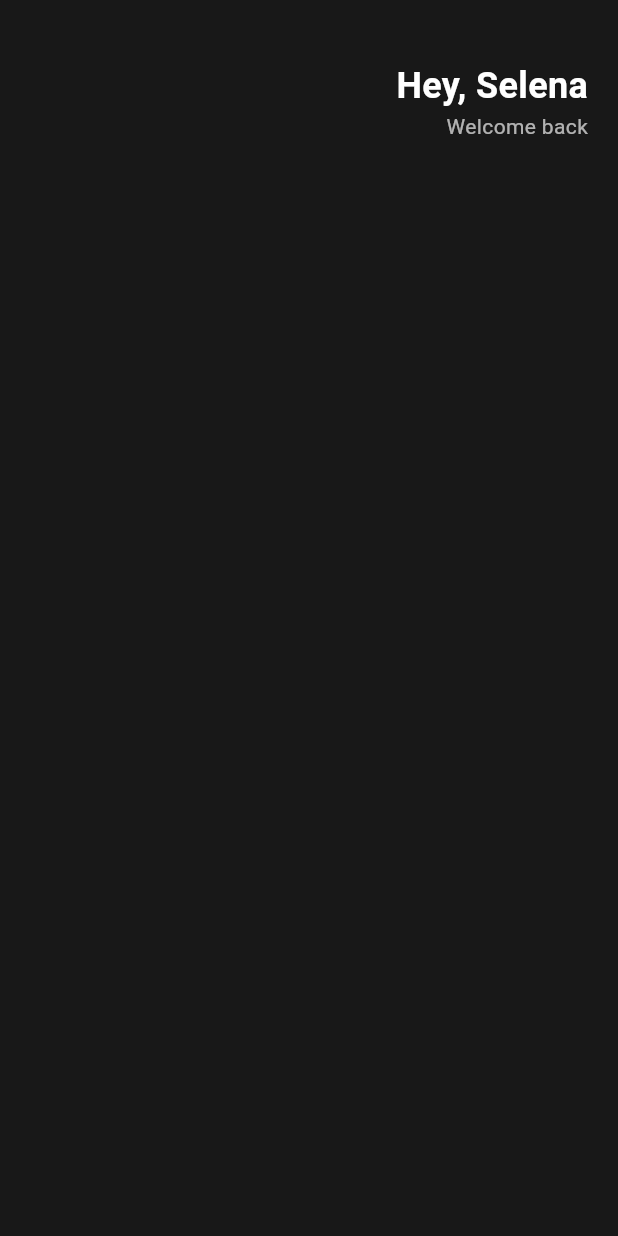
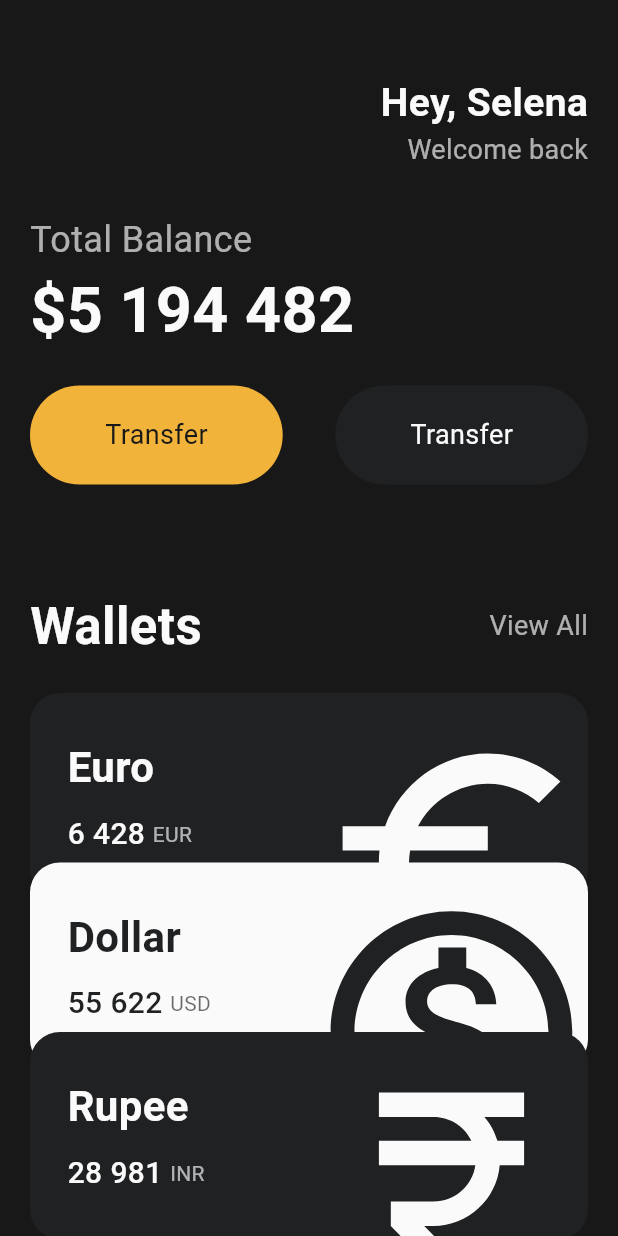
Before and after one commit to mongudd/Flutter-study, a Flutter app: the screen it shows after launch, on a phone screen of 412 x 824 dp. Run offline on Flutter 3.47's test engine with Material 3 defaults, Android fonts, the phone set to English and light mode, and no system bars.

Commit message:
Wallet - UI

```diff
--- a/analysis_options.yaml
+++ b/analysis_options.yaml
@@ -21,8 +21,9 @@ linter:
   # `// ignore_for_file: name_of_lint` syntax on the line or in the file
   # producing the lint.
   rules:
+    { prefer_const_constructors: true }
     # avoid_print: false  # Uncomment to disable the `avoid_print` rule
     # prefer_single_quotes: true  # Uncomment to enable the `prefer_single_quotes` rule
-
+prefer_const_constructors: true
 # Additional information about this file can be found at
 # https://dart.dev/guides/language/analysis-options
--- a/lib/main.dart
+++ b/lib/main.dart
@@ -1,21 +1,27 @@
 import 'package:flutter/material.dart';
+import 'package:toonflix/widgets/button.dart';
+import 'package:toonflix/widgets/currency_card.dart';
 
 void main() {
-  runApp(App());
+  runApp(const App());
 }
 
 class App extends StatelessWidget {
+  const App({super.key});
+
   @override
   Widget build(BuildContext context) {
     return MaterialApp(
       home: Scaffold(
-        backgroundColor: Color(0xFF181818),
-        body: Padding(
-          padding: EdgeInsets.symmetric(horizontal: 20),
+        backgroundColor: const Color(0xFF181818),
+        body: SingleChildScrollView(
+          child: Padding(
+            padding: const EdgeInsets.symmetric(horizontal: 20),
             child: Column(
+              crossAxisAlignment: CrossAxisAlignment.start,
               children: [
-              SizedBox(
-                height: 40,
+                const SizedBox(
+                  height: 50,
                 ),
                 Row(
                   mainAxisAlignment: MainAxisAlignment.end,
@@ -23,24 +29,113 @@ class App extends StatelessWidget {
                     Column(
                       crossAxisAlignment: CrossAxisAlignment.end,
                       children: [
-                      Text(
+                        const Text(
                           "Hey, Selena",
                           style: TextStyle(
-                            color: Colors.white,
-                            fontSize: 24,
+                              color: Color(0xFFfafafa),
+                              fontSize: 26,
                               fontWeight: FontWeight.bold),
                         ),
                         Text(
                           "Welcome back",
                           style: TextStyle(
-                          color: Colors.white.withAlpha(170),
+                            fontSize: 18,
+                            color: const Color(0xFFfafafa).withAlpha(170),
                           ),
                         ),
                       ],
                     ),
                   ],
                 ),
+                const SizedBox(
+                  height: 30,
+                ),
+                Text(
+                  "Total Balance",
+                  style: TextStyle(
+                    color: const Color(0xFFfafafa).withAlpha(170),
+                    fontSize: 24,
+                  ),
+                ),
+                const Text(
+                  "\$5 194 482",
+                  style: TextStyle(
+                    color: Color(0xFFfafafa),
+                    fontSize: 42,
+                    fontWeight: FontWeight.bold,
+                  ),
+                ),
+                const SizedBox(
+                  height: 20,
+                ),
+                const Row(
+                  mainAxisAlignment: MainAxisAlignment.spaceBetween,
+                  children: [
+                    Button(
+                      text: "Transfer",
+                      bgColor: Color(0xFFF2B33A),
+                      txtColor: Color(0xFF181818),
+                    ),
+                    Button(
+                      text: "Transfer",
+                      bgColor: Color(0xFF1F2123),
+                      txtColor: Color(0xFFfafafa),
+                    ),
                   ],
+                ),
+                const SizedBox(
+                  height: 70,
+                ),
+                Row(
+                  mainAxisAlignment: MainAxisAlignment.spaceBetween,
+                  crossAxisAlignment: CrossAxisAlignment.center,
+                  children: [
+                    const Text(
+                      "Wallets",
+                      style: TextStyle(
+                        color: Color(0xFFfafafa),
+                        fontSize: 34,
+                        fontWeight: FontWeight.bold,
+                      ),
+                    ),
+                    Text(
+                      "View All",
+                      style: TextStyle(
+                        color: const Color(0xFFfafafa).withAlpha(170),
+                        fontSize: 18,
+                      ),
+                    ),
+                  ],
+                ),
+                const SizedBox(
+                  height: 20,
+                ),
+                const CurrencyCard(
+                  name: "Euro",
+                  code: "EUR",
+                  amount: "6 428",
+                  icon: Icons.euro_symbol_outlined,
+                  isInverted: false,
+                  index: 0,
+                ),
+                const CurrencyCard(
+                  name: "Dollar",
+                  code: "USD",
+                  amount: "55 622",
+                  icon: Icons.monetization_on_outlined,
+                  isInverted: true,
+                  index: 1,
+                ),
+                const CurrencyCard(
+                  name: "Rupee",
+                  code: "INR",
+                  amount: "28 981",
+                  icon: Icons.currency_rupee,
+                  isInverted: false,
+                  index: 2,
+                ),
+              ],
+            ),
           ),
         ),
       ),
--- /dev/null
+++ b/lib/widgets/button.dart
@@ -0,0 +1,37 @@
+import 'package:flutter/material.dart';
+
+class Button extends StatelessWidget {
+  final String text;
+  final Color bgColor;
+  final Color txtColor;
+
+  const Button({
+    super.key,
+    required this.text,
+    required this.bgColor,
+    required this.txtColor,
+  });
+
+  @override
+  Widget build(BuildContext context) {
+    return Container(
+      decoration: BoxDecoration(
+        color: bgColor,
+        borderRadius: BorderRadius.circular(35),
+      ),
+      child: Padding(
+        padding: const EdgeInsets.symmetric(
+          vertical: 20,
+          horizontal: 50,
+        ),
+        child: Text(
+          text,
+          style: TextStyle(
+            color: txtColor,
+            fontSize: 18,
+          ),
+        ),
+      ),
+    );
+  }
+}
--- /dev/null
+++ b/lib/widgets/currency_card.dart
@@ -0,0 +1,98 @@
+import 'package:flutter/material.dart';
+
+class CurrencyCard extends StatelessWidget {
+  final String name, code, amount;
+  final IconData icon;
+  final bool isInverted;
+  final double index;
+  final blackColor = const Color(0xFF1F2123);
+  final whiteColor = const Color(0xFFfafafa);
+
+  const CurrencyCard({
+    super.key,
+    required this.name,
+    required this.code,
+    required this.amount,
+    required this.icon,
+    required this.isInverted,
+    required this.index,
+  });
+
+  double get offsetY => index * -25.0;
+
+  /*double get offsetY() {
+    return index * -25.0;
+  }*/
+
+  @override
+  Widget build(BuildContext context) {
+    return Transform.translate(
+      offset: Offset(0, offsetY),
+      child: Container(
+        clipBehavior: Clip.hardEdge,
+        decoration: BoxDecoration(
+          color: isInverted ? whiteColor : blackColor,
+          borderRadius: BorderRadius.circular(20),
+        ),
+        child: Padding(
+          padding: const EdgeInsets.all(25),
+          child: Row(
+            mainAxisAlignment: MainAxisAlignment.spaceBetween,
+            children: [
+              Column(
+                crossAxisAlignment: CrossAxisAlignment.start,
+                children: [
+                  Text(
+                    name,
+                    style: TextStyle(
+                      color: isInverted ? blackColor : whiteColor,
+                      fontSize: 28,
+                      fontWeight: FontWeight.bold,
+                    ),
+                  ),
+                  const SizedBox(
+                    height: 10,
+                  ),
+                  Row(
+                    children: [
+                      Text(
+                        amount,
+                        style: TextStyle(
+                          color: isInverted ? blackColor : whiteColor,
+                          fontSize: 20,
+                          fontWeight: FontWeight.w500,
+                        ),
+                      ),
+                      const SizedBox(
+                        width: 5,
+                      ),
+                      Text(
+                        code,
+                        style: TextStyle(
+                          color: isInverted
+                              ? blackColor.withAlpha(170)
+                              : whiteColor.withAlpha(170),
+                        ),
+                      ),
+                    ],
+                  )
+                ],
+              ),
+              Transform.scale(
+                scale: 2.2,
+                child: Transform.translate(
+                  offset: const Offset(-10, 20),
+                  child: Icon(
+                    icon,
+                    color: isInverted ? blackColor : whiteColor,
+                    size: 88,
+                  ),
+                ),
+              ),
+            ],
+          ),
+        ),
+      ),
+    );
+  }
+}
```
Also changed, not shown: 1 other file. Lines whose indentation alone changed are shown as unchanged.
